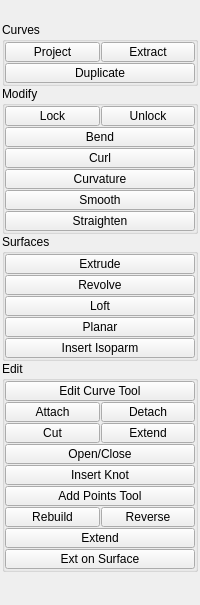
m3trik/tentacle, file tentacle/ui/nurbs.ui: the form before one commit.
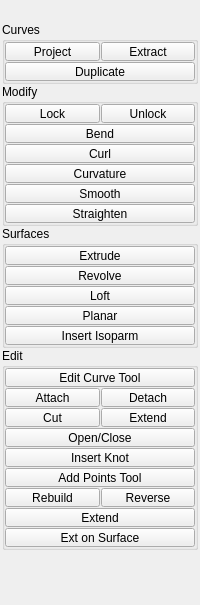
The form after the commit. Custom widgets are drawn as their Qt base class.

```diff
--- a/tentacle/ui/nurbs.ui
+++ b/tentacle/ui/nurbs.ui
@@ -101,13 +101,13 @@
            <property name="minimumSize">
             <size>
              <width>0</width>
-             <height>20</height>
+             <height>19</height>
             </size>
            </property>
            <property name="maximumSize">
             <size>
              <width>16777215</width>
-             <height>20</height>
+             <height>19</height>
             </size>
            </property>
            <property name="toolTip">
@@ -132,13 +132,13 @@
            <property name="minimumSize">
             <size>
              <width>0</width>
-             <height>20</height>
+             <height>19</height>
             </size>
            </property>
            <property name="maximumSize">
             <size>
              <width>16777215</width>
-             <height>20</height>
+             <height>19</height>
             </size>
            </property>
            <property name="toolTip">
@@ -166,13 +166,13 @@
            <property name="minimumSize">
             <size>
              <width>0</width>
-             <height>20</height>
+             <height>19</height>
             </size>
            </property>
            <property name="maximumSize">
             <size>
              <width>16777215</width>
-             <height>20</height>
+             <height>19</height>
             </size>
            </property>
            <property name="toolTip">
@@ -224,13 +224,13 @@
            <property name="minimumSize">
             <size>
              <width>0</width>
-             <height>20</height>
+             <height>19</height>
             </size>
            </property>
            <property name="maximumSize">
             <size>
              <width>16777215</width>
-             <height>20</height>
+             <height>19</height>
             </size>
            </property>
            <property name="toolTip">
@@ -255,13 +255,13 @@
            <property name="minimumSize">
             <size>
              <width>0</width>
-             <height>20</height>
+             <height>19</height>
             </size>
            </property>
            <property name="maximumSize">
             <size>
              <width>16777215</width>
-             <height>20</height>
+             <height>19</height>
             </size>
            </property>
            <property name="toolTip">
@@ -286,13 +286,13 @@
            <property name="minimumSize">
             <size>
              <width>0</width>
-             <height>20</height>
+             <height>19</height>
             </size>
            </property>
            <property name="maximumSize">
             <size>
              <width>16777215</width>
-             <height>20</height>
+             <height>19</height>
             </size>
            </property>
            <property name="toolTip">
@@ -317,13 +317,13 @@
            <property name="minimumSize">
             <size>
              <width>0</width>
-             <height>20</height>
+             <height>19</height>
             </size>
            </property>
            <property name="maximumSize">
             <size>
              <width>16777215</width>
-             <height>20</height>
+             <height>19</height>
             </size>
            </property>
            <property name="toolTip">
@@ -348,13 +348,13 @@
            <property name="minimumSize">
             <size>
              <width>0</width>
-             <height>20</height>
+             <height>19</height>
             </size>
            </property>
            <property name="maximumSize">
             <size>
              <width>16777215</width>
-             <height>20</height>
+             <height>19</height>
             </size>
            </property>
            <property name="toolTip">
@@ -379,13 +379,13 @@
            <property name="minimumSize">
             <size>
              <width>0</width>
-             <height>20</height>
+             <height>19</height>
             </size>
            </property>
            <property name="maximumSize">
             <size>
              <width>16777215</width>
-             <height>20</height>
+             <height>19</height>
             </size>
            </property>
            <property name="toolTip">
@@ -410,13 +410,13 @@
            <property name="minimumSize">
             <size>
              <width>0</width>
-             <height>20</height>
+             <height>19</height>
             </size>
            </property>
            <property name="maximumSize">
             <size>
              <width>16777215</width>
-             <height>20</height>
+             <height>19</height>
             </size>
            </property>
            <property name="toolTip">
@@ -468,13 +468,13 @@
            <property name="minimumSize">
             <size>
              <width>0</width>
-             <height>20</height>
+             <height>19</height>
             </size>
            </property>
            <property name="maximumSize">
             <size>
              <width>16777215</width>
-             <height>20</height>
+             <height>19</height>
             </size>
            </property>
            <property name="toolTip">
@@ -499,13 +499,13 @@
            <property name="minimumSize">
             <size>
              <width>0</width>
-             <height>20</height>
+             <height>19</height>
             </size>
            </property>
            <property name="maximumSize">
             <size>
              <width>16777215</width>
-             <height>20</height>
+             <height>19</height>
             </size>
            </property>
            <property name="toolTip">
@@ -530,13 +530,13 @@
            <property name="minimumSize">
             <size>
              <width>0</width>
-             <height>20</height>
+             <height>19</height>
             </size>
            </property>
            <property name="maximumSize">
             <size>
              <width>16777215</width>
-             <height>20</height>
+             <height>19</height>
             </size>
            </property>
            <property name="toolTip">
@@ -561,13 +561,13 @@
            <property name="minimumSize">
             <size>
              <width>0</width>
-             <height>20</height>
+             <height>19</height>
             </size>
            </property>
            <property name="maximumSize">
             <size>
              <width>16777215</width>
-             <height>20</height>
+             <height>19</height>
             </size>
            </property>
            <property name="toolTip">
@@ -592,13 +592,13 @@
            <property name="minimumSize">
             <size>
              <width>0</width>
-             <height>20</height>
+             <height>19</height>
             </size>
            </property>
            <property name="maximumSize">
             <size>
              <width>16777215</width>
-             <height>20</height>
+             <height>19</height>
             </size>
            </property>
            <property name="toolTip">
@@ -650,13 +650,13 @@
            <property name="minimumSize">
             <size>
              <width>0</width>
-             <height>20</height>
+             <height>19</height>
             </size>
            </property>
            <property name="maximumSize">
             <size>
              <width>16777215</width>
-             <height>20</height>
+             <height>19</height>
             </size>
            </property>
            <property name="toolTip">
@@ -681,13 +681,13 @@
            <property name="minimumSize">
             <size>
              <width>0</width>
-             <height>20</height>
+             <height>19</height>
             </size>
            </property>
            <property name="maximumSize">
             <size>
              <width>16777215</width>
-             <height>20</height>
+             <height>19</height>
             </size>
            </property>
            <property name="toolTip">
@@ -712,13 +712,13 @@
            <property name="minimumSize">
             <size>
              <width>0</width>
-             <height>20</height>
+             <height>19</height>
             </size>
            </property>
            <property name="maximumSize">
             <size>
              <width>16777215</width>
-             <height>20</height>
+             <height>19</height>
             </size>
            </property>
            <property name="toolTip">
@@ -749,13 +749,13 @@
            <property name="minimumSize">
             <size>
              <width>0</width>
-             <height>20</height>
+             <height>19</height>
             </size>
            </property>
            <property name="maximumSize">
             <size>
              <width>16777215</width>
-             <height>20</height>
+             <height>19</height>
             </size>
            </property>
            <property name="toolTip">
@@ -780,13 +780,13 @@
            <property name="minimumSize">
             <size>
              <width>0</width>
-             <height>20</height>
+             <height>19</height>
             </size>
            </property>
            <property name="maximumSize">
             <size>
              <width>16777215</width>
-             <height>20</height>
+             <height>19</height>
             </size>
            </property>
            <property name="toolTip">
@@ -811,13 +811,13 @@
            <property name="minimumSize">
             <size>
              <width>0</width>
-             <height>20</height>
+             <height>19</height>
             </size>
            </property>
            <property name="maximumSize">
             <size>
              <width>16777215</width>
-             <height>20</height>
+             <height>19</height>
             </size>
            </property>
            <property name="toolTip">
@@ -845,13 +845,13 @@
            <property name="minimumSize">
             <size>
              <width>0</width>
-             <height>20</height>
+             <height>19</height>
             </size>
            </property>
            <property name="maximumSize">
             <size>
              <width>16777215</width>
-             <height>20</height>
+             <height>19</height>
             </size>
            </property>
            <property name="toolTip">
@@ -876,13 +876,13 @@
            <property name="minimumSize">
             <size>
              <width>0</width>
-             <height>20</height>
+             <height>19</height>
             </size>
            </property>
            <property name="maximumSize">
             <size>
              <width>16777215</width>
-             <height>20</height>
+             <height>19</height>
             </size>
            </property>
            <property name="toolTip">
@@ -907,13 +907,13 @@
            <property name="minimumSize">
             <size>
              <width>0</width>
-             <height>20</height>
+             <height>19</height>
             </size>
            </property>
            <property name="maximumSize">
             <size>
              <width>16777215</width>
-             <height>20</height>
+             <height>19</height>
             </size>
            </property>
            <property name="toolTip">
@@ -941,13 +941,13 @@
            <property name="minimumSize">
             <size>
              <width>0</width>
-             <height>20</height>
+             <height>19</height>
             </size>
            </property>
            <property name="maximumSize">
             <size>
              <width>16777215</width>
-             <height>20</height>
+             <height>19</height>
             </size>
            </property>
            <property name="toolTip">
@@ -972,13 +972,13 @@
            <property name="minimumSize">
             <size>
              <width>0</width>
-             <height>20</height>
+             <height>19</height>
             </size>
            </property>
            <property name="maximumSize">
             <size>
              <width>16777215</width>
-             <height>20</height>
+             <height>19</height>
             </size>
            </property>
            <property name="toolTip">
@@ -1003,13 +1003,13 @@
            <property name="minimumSize">
             <size>
              <width>0</width>
-             <height>20</height>
+             <height>19</height>
             </size>
            </property>
            <property name="maximumSize">
             <size>
              <width>16777215</width>
-             <height>20</height>
+             <height>19</height>
             </size>
            </property>
            <property name="toolTip">
```
